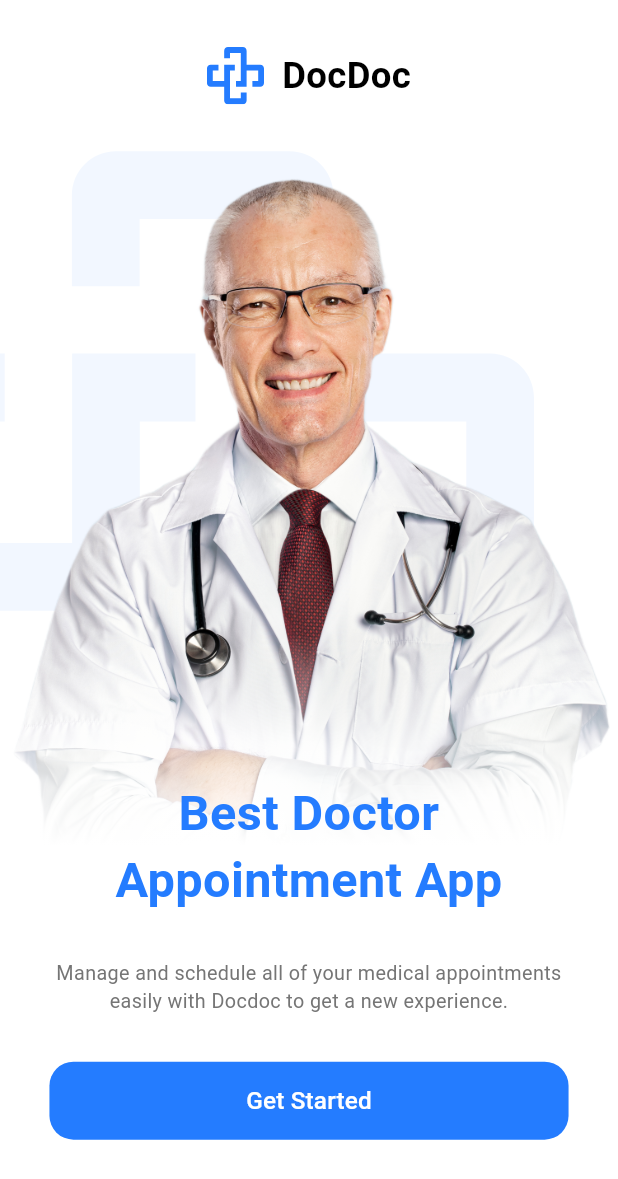
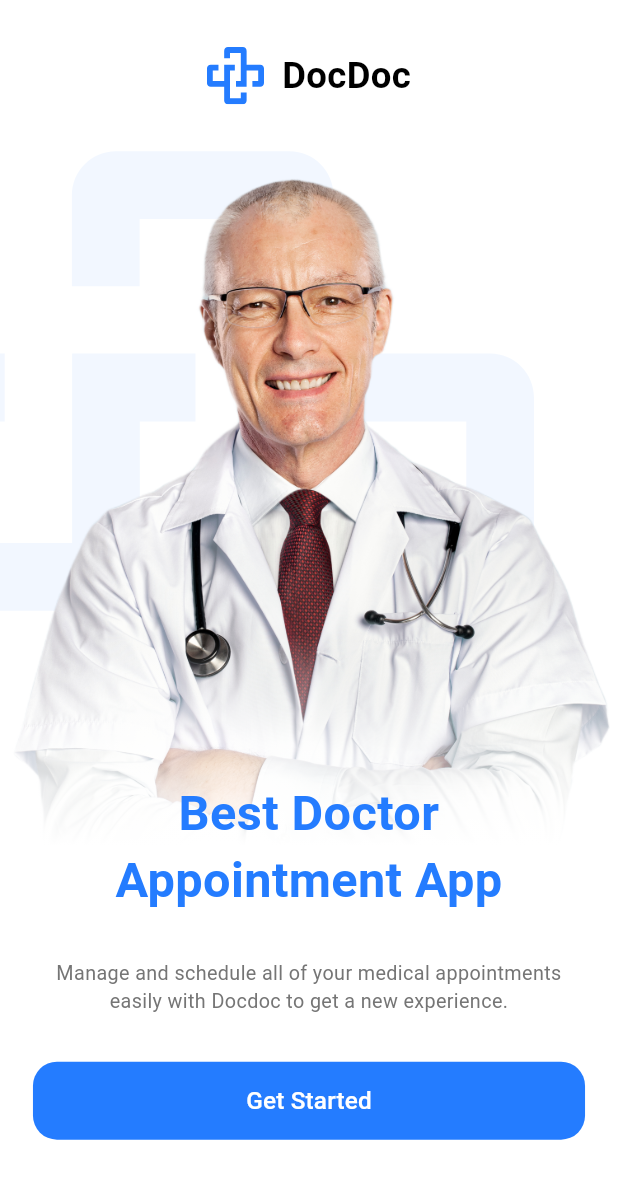
Before and after one commit to Kartali-Mohamed/flutter_advance_project, a Flutter app: the screen it shows after launch, on a phone screen of 412 x 824 dp. Shown: the top 1179 px of the screen. Run offline on Flutter 3.47's test engine with Material 3 defaults, Android fonts, the phone set to English and light mode, and no system bars; our stand-ins replace flutter_screenutil, flutter_svg.

Commit message:
- modified padding

```diff
--- a/lib/features/onboarding/onboarding_screen.dart
+++ b/lib/features/onboarding/onboarding_screen.dart
@@ -22,7 +22,7 @@ class OnboardingScreen extends StatelessWidget {
               SizedBox(height: 30.h),
               const DoctorImageAndText(),
               Padding(
-                padding: EdgeInsets.symmetric(horizontal: 30.w),
+                padding: EdgeInsets.symmetric(horizontal: 20.w),
                 child: Column(
                   children: [
                     Text(
```
